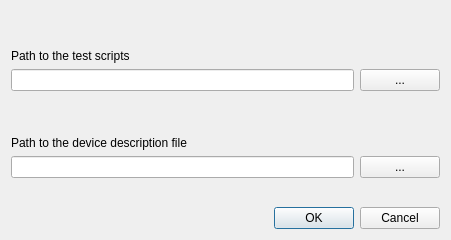
Crystal-Photonics/crystalTestFrameworkApp, file src/pathsettingswindow.ui: the form before one commit.
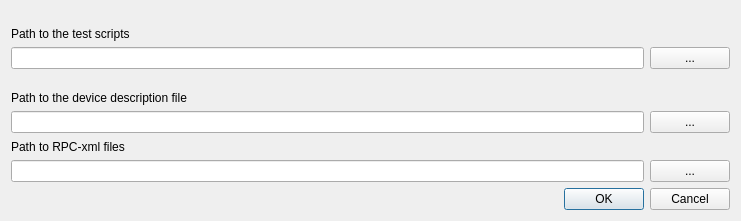
The form after the commit.

Commit message: Added GUI path for xml files and splitter for main window.

Diff of the .ui file:
```diff
--- a/src/pathsettingswindow.ui
+++ b/src/pathsettingswindow.ui
@@ -6,8 +6,8 @@
    <rect>
     <x>0</x>
     <y>0</y>
-    <width>451</width>
-    <height>240</height>
+    <width>741</width>
+    <height>221</height>
    </rect>
   </property>
   <property name="windowTitle">
@@ -111,6 +111,48 @@
      </property>
     </spacer>
    </item>
+   <item>
+    <layout class="QVBoxLayout" name="verticalLayout_4">
+     <item>
+      <widget class="QLabel" name="label_4">
+       <property name="text">
+        <string>Path to RPC-xml files</string>
+       </property>
+      </widget>
+     </item>
+     <item>
+      <layout class="QHBoxLayout" name="horizontalLayout_4">
+       <item>
+        <widget class="QLineEdit" name="rpc_xml_files_path_text">
+         <property name="text">
+          <string/>
+         </property>
+        </widget>
+       </item>
+       <item>
+        <widget class="QPushButton" name="rpc_xml_files_path_selector">
+         <property name="text">
+          <string>...</string>
+         </property>
+        </widget>
+       </item>
+      </layout>
+     </item>
+    </layout>
+   </item>
+   <item>
+    <spacer name="verticalSpacer_4">
+     <property name="orientation">
+      <enum>Qt::Vertical</enum>
+     </property>
+     <property name="sizeHint" stdset="0">
+      <size>
+       <width>20</width>
+       <height>0</height>
+      </size>
+     </property>
+    </spacer>
+   </item>
    <item>
     <widget class="QDialogButtonBox" name="settings_confirmation">
      <property name="standardButtons">
```
The commit also changes 4 other files.
